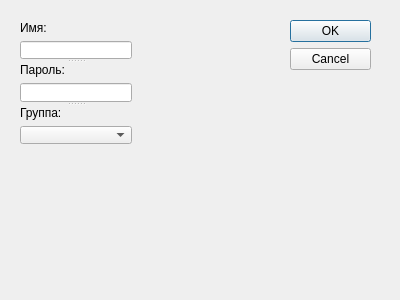
Qt form edituserdialog.ui (peleccom/SpoKursach) before a commit.
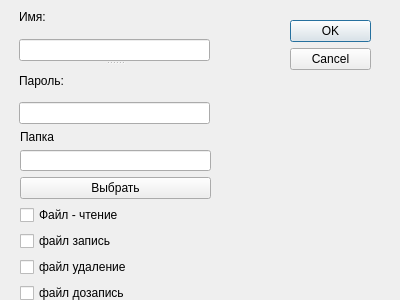
The same form after that commit. Icons and pictures are not drawn.

Commit message: Added selecting folder

Diff of the .ui file:
```diff
--- a/edituserdialog.ui
+++ b/edituserdialog.ui
@@ -32,16 +32,16 @@
   <widget class="QSplitter" name="splitter">
    <property name="geometry">
     <rect>
-     <x>20</x>
-     <y>21</y>
-     <width>112</width>
+     <x>19</x>
+     <y>1</y>
+     <width>191</width>
      <height>123</height>
     </rect>
    </property>
    <property name="orientation">
     <enum>Qt::Vertical</enum>
    </property>
-   <widget class="QWidget" name="">
+   <widget class="QWidget" name="layoutWidget">
     <layout class="QVBoxLayout" name="verticalLayout">
      <item>
       <widget class="QLabel" name="label">
@@ -55,7 +55,7 @@
      </item>
     </layout>
    </widget>
-   <widget class="QWidget" name="">
+   <widget class="QWidget" name="layoutWidget">
     <layout class="QVBoxLayout" name="verticalLayout_2">
      <item>
       <widget class="QLabel" name="label_2">
@@ -79,20 +79,78 @@
      </item>
     </layout>
    </widget>
-   <widget class="QWidget" name="">
-    <layout class="QVBoxLayout" name="verticalLayout_3">
-     <item>
-      <widget class="QLabel" name="label_3">
-       <property name="text">
-        <string>Группа:</string>
-       </property>
-      </widget>
-     </item>
-     <item>
-      <widget class="QComboBox" name="comboBox"/>
-     </item>
-    </layout>
-   </widget>
+  </widget>
+  <widget class="QWidget" name="">
+   <property name="geometry">
+    <rect>
+     <x>20</x>
+     <y>130</y>
+     <width>191</width>
+     <height>173</height>
+    </rect>
+   </property>
+   <layout class="QVBoxLayout" name="verticalLayout_4">
+    <item>
+     <layout class="QHBoxLayout" name="horizontalLayout">
+      <item>
+       <widget class="QLabel" name="label_5">
+        <property name="text">
+         <string>Папка</string>
+        </property>
+       </widget>
+      </item>
+     </layout>
+    </item>
+    <item>
+     <widget class="QLineEdit" name="folderEdt">
+      <property name="enabled">
+       <bool>true</bool>
+      </property>
+      <property name="readOnly">
+       <bool>true</bool>
+      </property>
+     </widget>
+    </item>
+    <item>
+     <widget class="QPushButton" name="selectFolderButton">
+      <property name="text">
+       <string>Выбрать</string>
+      </property>
+      <property name="icon">
+       <iconset resource="res.qrc">
+        <normaloff>:/res/select_folder.png</normaloff>:/res/select_folder.png</iconset>
+      </property>
+     </widget>
+    </item>
+    <item>
+     <widget class="QCheckBox" name="checkBox">
+      <property name="text">
+       <string>Файл - чтение</string>
+      </property>
+     </widget>
+    </item>
+    <item>
+     <widget class="QCheckBox" name="checkBox_2">
+      <property name="text">
+       <string>файл запись</string>
+      </property>
+     </widget>
+    </item>
+    <item>
+     <widget class="QCheckBox" name="checkBox_3">
+      <property name="text">
+       <string>файл удаление</string>
+      </property>
+     </widget>
+    </item>
+    <item>
+     <widget class="QCheckBox" name="checkBox_4">
+      <property name="text">
+       <string>файл дозапись</string>
+      </property>
+     </widget>
+    </item>
+   </layout>
   </widget>
  </widget>
  <resources/>
```
Left out of the diff: 4 changed lines with no effect on the pictures. The commit also changes 8 other files.
